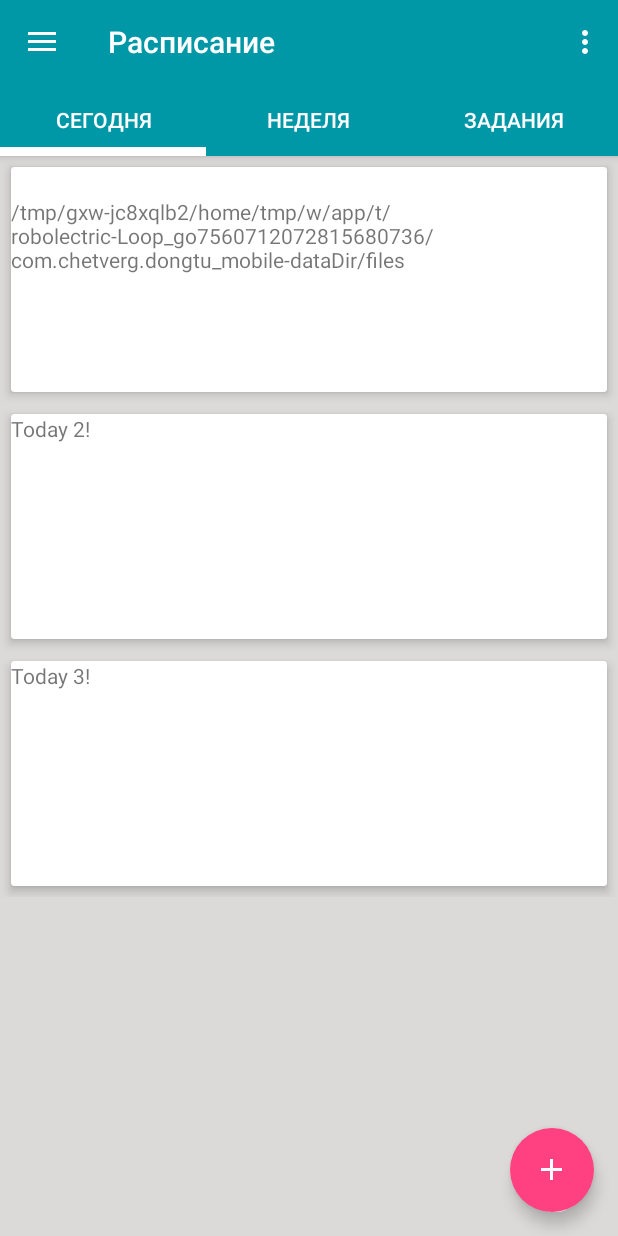
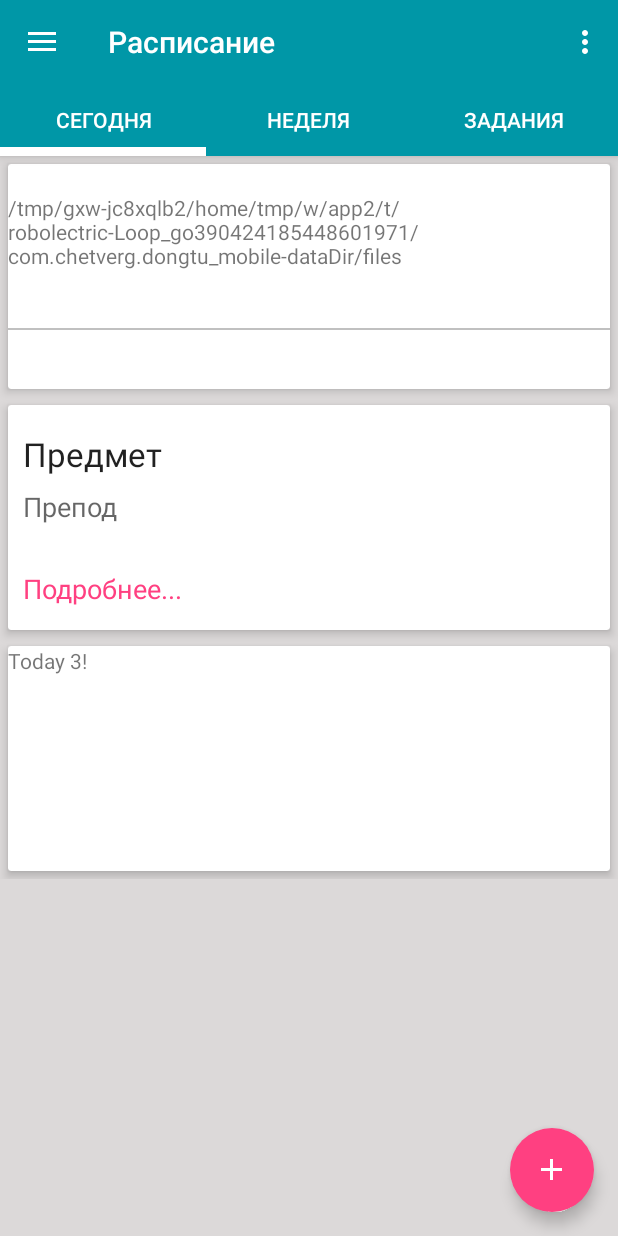
Before and after one commit to 4evterg/DonGTU_mobile, an Android app: the CoursesActivity screen opened directly, with no data from a screen before it, after a tap on "Расписание", on a phone screen of 412 x 824 dp. Run offline under Robolectric (Android 15) with nearby library versions, the phone set to English and light mode, and no system bars; libraries missing offline, so code that uses them is left out: com.nostra13.universalimageloader; network calls fail; 6 statements that could not run were skipped; 2 other taps on this screen came first.

Commit message:
small changes + try to do courses

```diff
--- a/DonGTU_mobile/app/src/main/java/com/chetverg/dongtu_mobile/activities/CoursesActivity.java
+++ b/DonGTU_mobile/app/src/main/java/com/chetverg/dongtu_mobile/activities/CoursesActivity.java
@@ -2,6 +2,7 @@ package com.chetverg.dongtu_mobile.activities;
 
 import android.content.Intent;
 import android.os.Bundle;
+import android.os.StrictMode;
 import android.support.design.widget.NavigationView;
 import android.support.v4.widget.DrawerLayout;
 import android.support.v7.app.ActionBarDrawerToggle;
@@ -11,12 +12,15 @@ import android.support.v7.widget.CardView;
 import android.support.v7.widget.Toolbar;
 import android.view.MenuItem;
 import android.view.View;
+import android.widget.ImageView;
 import android.widget.LinearLayout;
 import android.widget.TextView;
 
 import com.chetverg.dongtu_mobile.R;
 import com.chetverg.dongtu_mobile.api.SQLiteHandler;
 import com.chetverg.dongtu_mobile.api.SessionManager;
+import com.nostra13.universalimageloader.core.ImageLoader;
+import com.nostra13.universalimageloader.core.ImageLoaderConfiguration;
 
 import java.util.HashMap;
 
@@ -31,6 +35,8 @@ public class CoursesActivity extends AppCompatActivity {
     private SQLiteHandler db;
     private SessionManager session;
 
+    private ImageView user_photo;
+
 //карточки
     CardView card;
     LinearLayout cardInner;
@@ -43,7 +49,6 @@ public class CoursesActivity extends AppCompatActivity {
 
 //имя фамилия пользователя в заголовке
     private TextView user_title_name;
-    private TextView user_title_surname;
 
 
     protected void onCreate(Bundle savedInstanceState) {
@@ -101,10 +106,19 @@ public class CoursesActivity extends AppCompatActivity {
 
         View header = NView.getHeaderView(0);
         user_title_name = (TextView)header.findViewById(R.id.nav_header_username);
-        user_title_surname = (TextView)header.findViewById(R.id.nav_header_usersurname);
-        user_title_name.setText(user.get("name"));
-        user_title_surname.setText(" " + user.get("second_name"));
+        user_title_name.setText(user.get("name") + " " + user.get("second_name") + " " + user.get("user_group"));
+        user_title_name.setOnClickListener(new View.OnClickListener() {
+            @Override
+            public void onClick(View v) {
+                Intent i = new Intent(getApplicationContext(), ProfileActivity.class);
+                startActivity(i);
+            }
+        });
 
+        user_photo = (ImageView)header.findViewById(R.id.nav_menu_photo);
+
+
+        setPhoto(user.get("photo"), user_photo);
 
         assert NView != null;
         NView.setNavigationItemSelectedListener(new NavigationView.OnNavigationItemSelectedListener() {
@@ -173,4 +187,13 @@ public class CoursesActivity extends AppCompatActivity {
         cardInner.addView(tv_teacher);
     }
 
+    private void setPhoto(String photo_url, ImageView photo_view){
+        StrictMode.ThreadPolicy policy = new StrictMode.ThreadPolicy.Builder().permitAll().build();
+        StrictMode.setThreadPolicy(policy);
+        ImageLoader imageLoader = ImageLoader.getInstance();
+        imageLoader.init(ImageLoaderConfiguration.createDefault(getApplicationContext()));
+        imageLoader.displayImage(photo_url, photo_view);
+    }
+
+
 }
--- a/DonGTU_mobile/app/src/main/java/com/chetverg/dongtu_mobile/activities/MainActivity.java
+++ b/DonGTU_mobile/app/src/main/java/com/chetverg/dongtu_mobile/activities/MainActivity.java
@@ -45,7 +45,6 @@ public class MainActivity extends AppCompatActivity {
 
     //имя фамилия пользователя в боковой панели
     private TextView user_name;
-    private TextView user_surname;
     private ImageView user_photo;
 
     private FloatingActionButton FAB;
@@ -137,15 +136,22 @@ public class MainActivity extends AppCompatActivity {
 
         View header = NView.getHeaderView(0);
         user_name = (TextView)header.findViewById(R.id.nav_header_username);
-        user_surname = (TextView)header.findViewById(R.id.nav_header_usersurname);
         user_photo = (ImageView)header.findViewById(R.id.nav_menu_photo);
 
 
         setPhoto(user.get("photo"), user_photo);
 
 
-        user_name.setText(user.get("name"));
-        user_surname.setText(" " + user.get("second_name"));
+        user_name.setText(user.get("name") + " " + user.get("second_name") + " " + user.get("user_group"));
+        user_name.setOnClickListener(new View.OnClickListener() {
+            @Override
+            public void onClick(View v) {
+                Intent i = new Intent(getApplicationContext(), ProfileActivity.class);
+                startActivity(i);
+            }
+        });
+
+
 
         assert NView != null;
         NView.setNavigationItemSelectedListener(new NavigationView.OnNavigationItemSelectedListener() {
--- a/DonGTU_mobile/app/src/main/res/layout/fragment_schedule_today.xml
+++ b/DonGTU_mobile/app/src/main/res/layout/fragment_schedule_today.xml
@@ -16,7 +16,8 @@
 
         <!-- Еще один ЛЛ необходим для скролвью, т.к. скролл вью может содержать только один элемент-->
         <LinearLayout xmlns:android="http://schemas.android.com/apk/res/android"
-            android:orientation="vertical" android:layout_width="match_parent"
+            android:orientation="vertical"
+            android:layout_width="match_parent"
             android:layout_height="wrap_content"
             android:background="@color/mainBackground">
 
@@ -44,6 +45,8 @@
                        android:layout_width="wrap_content"
                        android:layout_height="wrap_content"
                        android:text="Today 13!"/>
+                   <View
+                       style="@style/horizontal_line"/>
                    <TextView
                        android:id="@+id/user_thirdname"
                        android:layout_width="wrap_content"
@@ -53,16 +56,51 @@
 
             </android.support.v7.widget.CardView>
 
+
+
             <android.support.v7.widget.CardView
                 android:id="@+id/card_view2"
                 style="@style/CardViewStyle">
+                <LinearLayout
+                    style="@style/Widget.CardContent"                    >
 
-                <TextView
-                    android:id="@+id/info_text2"
-                    android:layout_width="match_parent"
-                    android:layout_height="match_parent"
-                    android:text="Today 2!"/>
+                    <!-- верхняя часть карточки-->
+                    <LinearLayout
+                        style="@style/Widget.CardContent_top">
+                        <!-- название -->
+                        <LinearLayout
+                            style="@style/course_name_wrap">
+                            <TextView
+                                style="@style/course_name"
+                                android:text="Предмет" />
+                        </LinearLayout>
+                        <!-- препод -->
+                        <LinearLayout
+                            style="@style/course_lector_wrap"
+                            >
+                            <TextView
+                                style="@style/course_lector"
+                                android:text="Препод" />
+                        </LinearLayout>
+                    </LinearLayout>
+
+                <!-- нижняя строчка-действие-->
+                    <LinearLayout
+                        style="@style/Widget.CardContent_bottom"
+                        >
+                            <TextView
+                                style="@style/Widget.CardContent_action"
+                                android:text="@string/more" />
+                    </LinearLayout>
+
+                </LinearLayout>
+
             </android.support.v7.widget.CardView>
+
+
+
+
+
 
             <android.support.v7.widget.CardView
                 android:id="@+id/card_view3"
--- a/DonGTU_mobile/app/src/main/res/layout/login_activity.xml
+++ b/DonGTU_mobile/app/src/main/res/layout/login_activity.xml
@@ -35,7 +35,7 @@
                 android:hint="Адрес Сервера"
                 android:ems="10"
                 android:layout_gravity="start"
-                android:text="http://192.168.0.103/do/api/login.php"
+                android:text="http://192.168.0.102/do/api/login.php"
                 />
 
             <EditText
--- a/DonGTU_mobile/app/src/main/res/layout/navigation_header.xml
+++ b/DonGTU_mobile/app/src/main/res/layout/navigation_header.xml
@@ -13,7 +13,9 @@
         android:layout_height="112dp"
         android:id="@+id/nav_menu_photo"
         android:layout_gravity="top"
-        android:background="@android:drawable/ic_menu_camera"
+        android:padding="1dp"
+        android:background="@color/colorWhite"
+        android:src="@android:drawable/ic_menu_camera"
         android:scaleType="centerCrop" />
 
     <LinearLayout
@@ -24,8 +26,7 @@
         <LinearLayout
             android:orientation="horizontal"
             android:layout_width="match_parent"
-            android:layout_height="@dimen/nav_menu_text_items_height"
-            android:layout_gravity="bottom">
+            android:layout_height="@dimen/nav_menu_text_items_height" >
 
             <TextView
                 android:layout_width="wrap_content"
@@ -34,15 +35,8 @@
                 android:text="Medium "
                 android:id="@+id/nav_header_username"
                 android:textColor="@color/colorWhite"
-                android:layout_gravity="center_vertical"/>
-            <TextView
-                android:layout_width="wrap_content"
-                android:layout_height="wrap_content"
-                android:textAppearance="?android:attr/textAppearanceMedium"
-                android:text="Medium Text"
-                android:id="@+id/nav_header_usersurname"
-                android:textColor="@color/colorWhite"
-                android:layout_gravity="center_vertical"/>
+                android:layout_gravity="center_vertical"
+                android:clickable="true"/>
         </LinearLayout>
     </LinearLayout>
 </LinearLayout>
--- a/DonGTU_mobile/app/src/main/res/values/colors.xml
+++ b/DonGTU_mobile/app/src/main/res/values/colors.xml
@@ -6,4 +6,6 @@
     <color name="mainBackground">#dcd9d9</color>
     <color name="colorWhite">#FFFFFF</color>
     <color name="profile_toolbar">#00ffffff</color>
+    <color name="greyColor">#C0C0C0</color>
+
 </resources>
--- a/DonGTU_mobile/app/src/main/res/values/dimens.xml
+++ b/DonGTU_mobile/app/src/main/res/values/dimens.xml
@@ -15,7 +15,7 @@
     <dimen name="nav_menu_text_content_space">8dp</dimen>
 
 
-    <dimen name="card_margin">7dp</dimen>
+    <dimen name="card_margin">5dp</dimen>
     <dimen name="cards_height">150dp</dimen>
     <!-- Отступы для экшн-кнопочки -->
     <dimen name="fab_margin">16dp</dimen>
--- a/DonGTU_mobile/app/src/main/res/values/strings.xml
+++ b/DonGTU_mobile/app/src/main/res/values/strings.xml
@@ -20,6 +20,8 @@
 
     <string name="open">Открыть</string>
     <string name="close">Закрыть</string>
+    <string name="more">"Подробнее..."</string>
+    <string name="go">Перейти</string>
 
 
     //переменные для странички профиля
--- a/DonGTU_mobile/app/src/main/res/values/styles.xml
+++ b/DonGTU_mobile/app/src/main/res/values/styles.xml
@@ -18,6 +18,8 @@
         <item name="colorControlNormal">@color/colorPrimary</item>
     </style>
 
+
+
     <!-- стиль карточек -->
     <style name="CardViewStyle" parent="CardView">
         <item name="android:layout_width">match_parent</item>
@@ -30,12 +32,63 @@
 
     <style name="Widget.CardContent" parent="android:Widget">
         <item name="android:layout_width">match_parent</item>
-        <item name="android:layout_height">wrap_content</item>
-        <item name="android:paddingLeft">16dp</item>
-        <item name="android:paddingRight">16dp</item>
-        <item name="android:paddingTop">24dp</item>
-        <item name="android:paddingBottom">24dp</item>
+        <item name="android:layout_height">match_parent</item>
+        <item name="android:orientation">vertical</item>
+        <item name="android:padding">10dp</item>
+    </style>
+
+    <style name="Widget.CardContent_top" parent="android:Widget">
+        <item name="android:layout_width">match_parent</item>
+        <item name="android:layout_height">90dp</item>
         <item name="android:orientation">vertical</item>
     </style>
 
+    <style name="Widget.CardContent_bottom" parent="android:Widget">
+        <item name="android:layout_width">match_parent</item>
+        <item name="android:layout_height">40dp</item>
+        <item name="android:orientation">vertical</item>
+        <item name="android:gravity">bottom</item>
+    </style>
+
+    <style name="Widget.CardContent_action" parent="android:Widget">
+        <item name="android:layout_width">wrap_content</item>
+        <item name="android:layout_height">wrap_content</item>
+        <item name="android:textAppearance">?android:attr/textAppearanceMedium</item>
+        <item name="android:textColor">@color/colorAccent</item>
+        <item name="android:clickable">true</item>
+        <item name="android:layout_marginBottom">5dp</item>
+    </style>
+
+
+    <!-- стили для карточек курсов -->
+    <style name="course_name_wrap"  parent="android:Widget">
+        <item name="android:layout_width">match_parent</item>
+        <item name="android:layout_height">45dp</item>
+        <item name="android:gravity">center_vertical</item>
+    </style>
+
+    <style name="course_name" parent="android:Widget">
+        <item name="android:layout_width">wrap_content</item>
+        <item name="android:layout_height">wrap_content</item>
+        <item name="android:textAppearance">?android:attr/textAppearanceLarge</item>
+        <item name="android:clickable">true</item>
+    </style>
+
+    <style name="course_lector_wrap"  parent="android:Widget">
+        <item name="android:layout_width">wrap_content</item>
+        <item name="android:layout_height">45dp</item>
+    </style>
+
+    <style name="course_lector"  parent="course_name">
+        <item name="android:textAppearance">?android:attr/textAppearanceMedium</item>
+    </style>
+
+
+    <!-- горизонтальная серая черта-->
+    <style name="horizontal_line">
+        <item name="android:layout_width">match_parent</item>
+        <item name="android:layout_height">1dip</item>
+        <item name="android:background">@color/greyColor</item>
+    </style>
+
 </resources>
```
